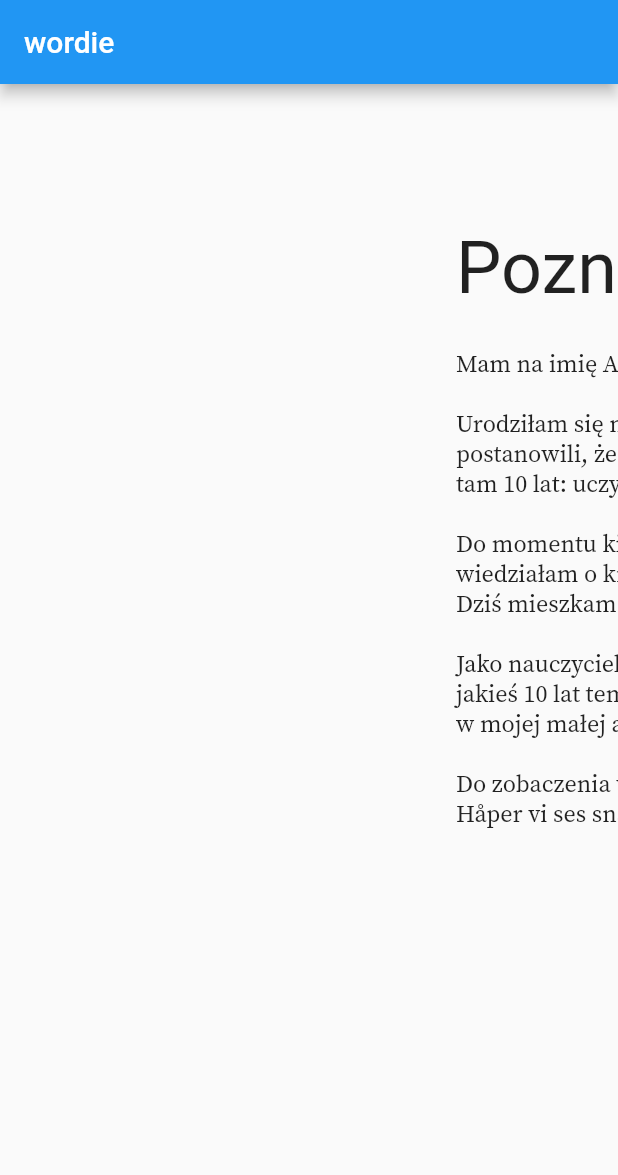
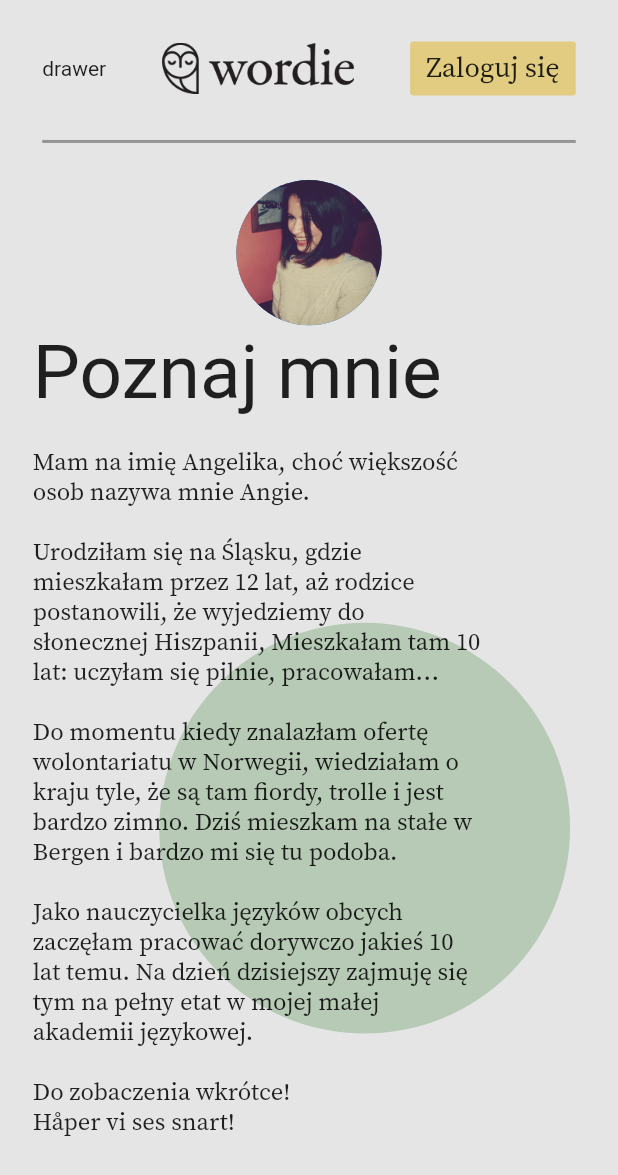
Before and after one commit to McTonderski/Wordie, a Flutter app: the screen it shows after launch, on a phone screen of 412 x 824 dp. Shown: the top 1175 px of the screen. Run offline on Flutter 3.47's test engine with Material 2 defaults, Android fonts, the phone set to English and light mode, and no system bars.

Commit message:
Navbar + about_me_view responsivness (#9)
* added design file

* navbar in progress, modified spacing in about_me_view

* added log in button

* added navbar logo

* made navbar responsive

* added ListView

* added flexible dimensions

* flexible about_me_view adjusted to mobile version

* scrollbar and final touches

```diff
--- /dev/null
+++ b/lib/design/design.dart
@@ -0,0 +1,29 @@
+// file with all global values, used across, views, widgets etc.
+
+import 'package:flutter/material.dart';
+
+//colors
+final Color primaryBackgroundColor = Color(0xFFE5E5E5);
+final Color navBarLogInColor = Color(0xFFE1CC82);
+
+//fonts
+final String primaryFont = 'SourceSerifPro';
+
+//icons
+final String navBarLogo = 'assets/images/BLACK_type_and_logo@2x2.png';
+
+//default dimensions
+final WINDOW_WIDTH = 1536;
+final WINDOW_HEIGHT = 763.2000122070312;
+
+//opacity
+double calculateOpacity(BuildContext context){
+  double aspect_ratio = MediaQuery.of(context).size.width*MediaQuery.of(context).size.height/(WINDOW_HEIGHT*WINDOW_WIDTH);
+  if (aspect_ratio > 0.55){
+    return 1;
+  }else if(aspect_ratio > 0.45){
+    return aspect_ratio;
+  }else{
+    return 0;
+  }
+}
--- a/lib/views/about_me_view.dart
+++ b/lib/views/about_me_view.dart
@@ -1,7 +1,8 @@
+import 'dart:math';
 import 'dart:ui';
-
 import 'package:flutter/material.dart';
 import 'package:wordie/widgets/nav_bar.dart';
+import 'package:wordie/design/design.dart';
 
 class AboutMeView extends StatelessWidget{
 
@@ -16,91 +17,120 @@ class AboutMeView extends StatelessWidget{
                                   "Jako nauczycielka języków obcych zaczęłam pracować dorywczo jakieś 10 lat temu. Na dzień dzisiejszy zajmuję się tym na pełny etat w mojej małej akademii językowej.",
                                   "",
                                   "Do zobaczenia wkrótce!",
-                                  "Håper vi ses snart!"];
-
-  final double WINDOW_WIDTH = 1536.0;
+                                  "Håper vi ses snart!",
+                                  ""];
 
   @override
   Widget build(BuildContext context){
+
+    double height_ratio = MediaQuery.of(context).size.height/WINDOW_HEIGHT;
+    double width_ratio = MediaQuery.of(context).size.width/WINDOW_WIDTH;
+
     return Scaffold(
-      appBar: NavBarWordie(title: Text('Wordie'), appBar: AppBar(), widgets: <Widget>[],),
-      body: SingleChildScrollView(
-        child: SingleChildScrollView(
-          scrollDirection: Axis.horizontal,
+      backgroundColor: primaryBackgroundColor,
+      appBar: NavBarWordie(title: Text('Wordie'), widgets: <Widget>[],),
+      body: SafeArea(
+        child: Center(
+          child: ListView(
+              children: <Widget>[
+                LayoutBuilder(
+                  builder: (context, constraints){
+                    if (constraints.maxWidth < 500){
+                      return Container(
+                        child: Align(
+                          alignment: Alignment.center,
+                          child: CircleAvatar(
+                            backgroundImage: AssetImage('assets/images/11.png'),
+                            radius: 90*sqrt(width_ratio*height_ratio),
+                            ),
+                        ),
+                      );
+                    }else{
+                      return SizedBox(height: 30*width_ratio);
+                    }
+                  }
+                ),
+                Padding(
+                  padding: EdgeInsets.fromLTRB(104*pow(width_ratio,2), 0, 105*pow(width_ratio,2), 0),
                   child: Container(
-            constraints: BoxConstraints(maxWidth: this.WINDOW_WIDTH),
-            child: Column(
-              crossAxisAlignment: CrossAxisAlignment.stretch,
-              children: <Widget>[
-                SizedBox(height: 94.0,),
-                Padding(
-                  padding: EdgeInsets.fromLTRB(104, 0, 105, 0),
-                  child: Container(
-                    width: 943,
-                    height: 548,
+                    width: 943*width_ratio,
+                    height: 548*height_ratio,
                     child: Stack(
                       children: <Widget>[
                         Positioned(
-                          top: 0,
-                          left: 200,
-                          child: Text(
-                            'Poznaj mnie',
-                            style: TextStyle(
-                              fontSize: 48,
+                          bottom: 0,
+                          left: 368*width_ratio,
+                          right: 91*width_ratio,
+                          top: 73*height_ratio,
+                          child: Container(
+                            width: 484*pow(width_ratio,2),
+                            height: 475*pow(height_ratio,2),
+                            decoration: BoxDecoration(
+                              shape: BoxShape.circle,
+                              color: Color(0xFFB6CAB5),
+                              )
+                            ),
+                        ),
+                        Positioned(
+                          top: 52*height_ratio,
+                          right: 175*width_ratio,
+                          child: Opacity(
+                            opacity: calculateOpacity(context),
+                            child: CircleAvatar(
+                              backgroundImage: AssetImage('assets/images/11.png'),
+                              radius: 193*sqrt(width_ratio*height_ratio),
                             ),
                           ),
                         ),
                         Positioned(
-                          left: 200,
-                          bottom: 0,
-                          child: Container(
-                            width: 481,
-                            height: 465,
+                          top: 2*height_ratio,
+                          left: 200*pow(width_ratio, 2),
+                          bottom: 2*height_ratio,
                           child: Column(
                             crossAxisAlignment: CrossAxisAlignment.start,
                             mainAxisAlignment: MainAxisAlignment.start,
-                              children: ABOUT_ME.map((sentece) => Text(
-                                sentece,
+                            children: <Widget>[
+                              Text(
+                                'Poznaj mnie',
+                                style: TextStyle(
+                                  fontSize: 48*sqrt(height_ratio),
+                                ),
+                              ),
+                              SizedBox(height: 20*height_ratio,),
+                              Container(
+                                width: width_ratio > 0.4 ? 481 : 300,
+                                height: 465*height_ratio,
+                                child: Padding(
+                                  padding: EdgeInsets.fromLTRB(0, 0, 0, 10*height_ratio),
+                                  child: Scrollbar(
+                                    child: ListView.builder(
+                                      itemCount: ABOUT_ME.length,
+                                      shrinkWrap: true,
+                                      itemBuilder: (context, sentence){
+                                      return Text(
+                                        ABOUT_ME[sentence],
                                         style: TextStyle(
                                           fontWeight: FontWeight.w300,
-                                  fontSize: 16,
-                                  fontFamily: 'SourceSerifPro'
+                                          fontSize: 16*sqrt(sqrt(height_ratio)),
+                                          fontFamily: primaryFont
                                         )
-                              )).toList()
+                                      );
+                                      }
                                     ),
                                   ),
-                        ),
-                        Positioned(
-                          bottom: 0,
-                          left: 368,
-                          right: 91,
-                          top: 73,
-                          child: Container(
-                            width: 484,
-                            height: 475,
-                            decoration: BoxDecoration(
-                              shape: BoxShape.circle,
-                              color: Color(0xFFB6CAB5)
-                              )
-                            ),
-                        ),
-                        Positioned(
-                          top: 52,
-                          right: 175,
-                          child: CircleAvatar(
-                            backgroundImage: AssetImage('assets/images/11.png'),
-                            radius: 193,
                                 ),
                               ),
                             ],
                           ),
                         ),
-                )
                       ],
                     ),
                   ),
                 ),
-      )
+              ],
+            ),
+        ),
+      ),
     );
   }
 
--- a/lib/widgets/nav_bar.dart
+++ b/lib/widgets/nav_bar.dart
@@ -1,20 +1,78 @@
+import 'dart:math';
 import 'package:flutter/material.dart';
+import 'package:wordie/design/design.dart';
 
 class NavBarWordie extends StatelessWidget implements PreferredSizeWidget{
-  final Color backgroundColor = Colors.red;
   final Text title;
-  final AppBar appBar;
   final List<Widget> widgets;
-  const NavBarWordie({Key key, this.title, this.appBar, this.widgets})
+  const NavBarWordie({Key key, this.title = const Text('Wordie'), this.widgets})
       : super(key: key);
 
   @override
   Widget build(BuildContext context) {
-    return AppBar(
-      title: Text("wordie"),
+
+    double window_width = MediaQuery.of(context).size.width;
+    double window_height = MediaQuery.of(context).size.height;
+    double width_ratio = window_width/WINDOW_WIDTH;
+    double height_ratio = window_height/WINDOW_HEIGHT;
+
+    return SafeArea(
+      child: AppBar(
+        backgroundColor: primaryBackgroundColor,
+        centerTitle: true,
+        elevation: 0,
+        flexibleSpace: Center(
+          child: Column(
+            children: <Widget>[
+              SizedBox(height: 20*height_ratio,),
+              Padding(
+                padding: EdgeInsets.fromLTRB(105*width_ratio, 0, 105*width_ratio, 10*height_ratio),
+                child: Row(
+                  mainAxisAlignment: MainAxisAlignment.spaceBetween,
+                  children: <Widget>[
+                    Text('drawer'),
+                    Container(
+                      constraints: BoxConstraints(maxHeight: 66*sqrt(height_ratio) , maxWidth: 247*sqrt(width_ratio)),
+                      child: FittedBox(
+                        fit: BoxFit.contain,
+                        child: Image(
+                          image: AssetImage(navBarLogo),
+                          width: 247,
+                          height: 66,
+                        ),
+                      ),
+                    ),
+                    FlatButton(
+                      onPressed: () {},
+                      color: navBarLogInColor,
+                      padding: EdgeInsets.fromLTRB(40*width_ratio, 3*height_ratio, 40*width_ratio, 2*height_ratio),
+                      child: Text(
+                        'Zaloguj się',
+                        style: TextStyle(
+                          fontFamily: primaryFont,
+                          fontSize: 18*sqrt(height_ratio)
+                        )
+                      )
+                    )
+                  ],
+                ),
+              ),
+              SizedBox(height: 5*height_ratio,),
+              Divider(
+                height: 17,
+                thickness: 2,
+                color: Color(0xFF959595),
+                indent: 105.0*width_ratio,
+                endIndent: 105.0*width_ratio,
+              ),
+              SizedBox(height: 1)
+            ],
+          ),
+        ),
+      ),
     );
   }
 
   @override
-  Size get preferredSize => new Size.fromHeight(appBar.preferredSize.height);
+  Size get preferredSize => new Size.fromHeight(120);
 }
--- a/pubspec.yaml
+++ b/pubspec.yaml
@@ -19,7 +19,6 @@ environment:
 dependencies:
   flutter:
     sdk: flutter
-
 
   # The following adds the Cupertino Icons font to your application.
   # Use with the CupertinoIcons class for iOS style icons.
```
Also changed, not shown: assets/images/BLACK_type_and_logo@2x2.png (added). Lines whose indentation alone changed are shown as unchanged.
